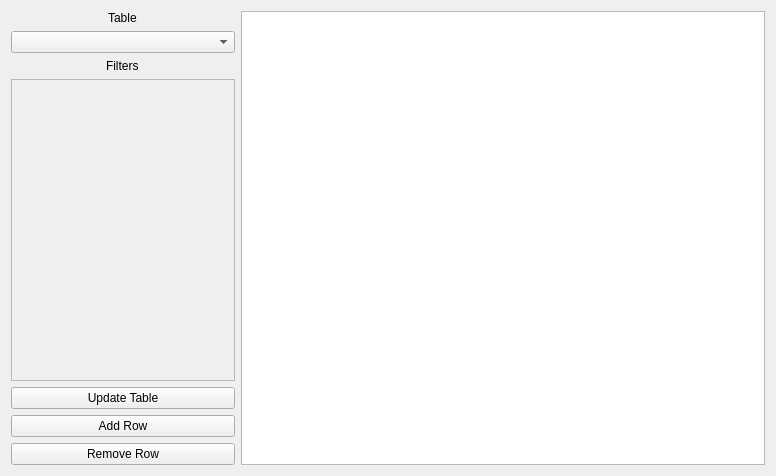
Above: adminsqlmanager.ui from PeteCastle/SoftwareDesignCaseStudy before the change. Below: the same form after it.
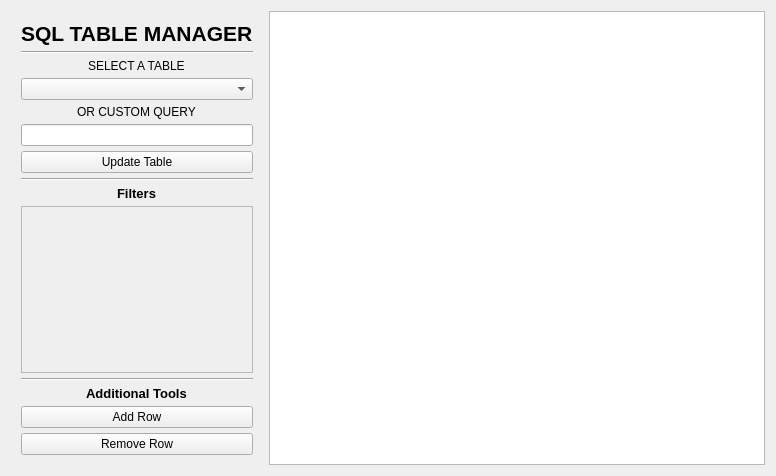
That is the form after the change.

Commit message:
Added Admin Window: SQL Manager
Some bug fixes

Diff of the .ui file:
```diff
--- a/adminsqlmanager.ui
+++ b/adminsqlmanager.ui
@@ -16,18 +16,83 @@
   <layout class="QHBoxLayout" name="horizontalLayout" stretch="30,70">
    <item>
     <layout class="QVBoxLayout" name="verticalLayout">
+     <property name="spacing">
+      <number>5</number>
+     </property>
+     <property name="leftMargin">
+      <number>10</number>
+     </property>
+     <property name="topMargin">
+      <number>10</number>
+     </property>
+     <property name="rightMargin">
+      <number>10</number>
+     </property>
+     <property name="bottomMargin">
+      <number>10</number>
+     </property>
+     <item alignment="Qt::AlignHCenter">
+      <widget class="QLabel" name="label">
+       <property name="font">
+        <font>
+         <pointsize>16</pointsize>
+         <bold>true</bold>
+        </font>
+       </property>
+       <property name="text">
+        <string>SQL TABLE MANAGER</string>
+       </property>
+      </widget>
+     </item>
+     <item>
+      <widget class="Line" name="line">
+       <property name="orientation">
+        <enum>Qt::Horizontal</enum>
+       </property>
+      </widget>
+     </item>
      <item alignment="Qt::AlignHCenter">
       <widget class="QLabel" name="TableLabel">
        <property name="text">
-        <string>Table</string>
+        <string>SELECT A TABLE</string>
        </property>
       </widget>
      </item>
      <item>
       <widget class="QComboBox" name="TableList"/>
      </item>
+     <item alignment="Qt::AlignHCenter">
+      <widget class="QLabel" name="label_2">
+       <property name="text">
+        <string>OR CUSTOM QUERY</string>
+       </property>
+      </widget>
+     </item>
+     <item>
+      <widget class="QLineEdit" name="QueryLineEdit"/>
+     </item>
+     <item>
+      <widget class="QPushButton" name="UpdateButton">
+       <property name="text">
+        <string>Update Table</string>
+       </property>
+      </widget>
+     </item>
+     <item>
+      <widget class="Line" name="line_2">
+       <property name="orientation">
+        <enum>Qt::Horizontal</enum>
+       </property>
+      </widget>
+     </item>
      <item alignment="Qt::AlignHCenter">
       <widget class="QLabel" name="FiltersLabel">
+       <property name="font">
+        <font>
+         <pointsize>10</pointsize>
+         <bold>true</bold>
+        </font>
+       </property>
        <property name="text">
         <string>Filters</string>
        </property>
@@ -43,8 +108,8 @@
          <rect>
           <x>0</x>
           <y>0</y>
-          <width>222</width>
-          <height>290</height>
+          <width>218</width>
+          <height>146</height>
          </rect>
         </property>
         <layout class="QVBoxLayout" name="verticalLayout_2"/>
@@ -52,9 +117,22 @@
       </widget>
      </item>
      <item>
-      <widget class="QPushButton" name="UpdateButton">
+      <widget class="Line" name="line_3">
+       <property name="orientation">
+        <enum>Qt::Horizontal</enum>
+       </property>
+      </widget>
+     </item>
+     <item alignment="Qt::AlignHCenter">
+      <widget class="QLabel" name="label_3">
+       <property name="font">
+        <font>
+         <pointsize>10</pointsize>
+         <bold>true</bold>
+        </font>
+       </property>
        <property name="text">
-        <string>Update Table</string>
+        <string>Additional Tools</string>
        </property>
       </widget>
      </item>
@@ -75,7 +153,11 @@
     </layout>
    </item>
    <item>
-    <widget class="QTableView" name="SQLTable"/>
+    <widget class="QTableView" name="SQLTable">
+     <property name="sortingEnabled">
+      <bool>true</bool>
+     </property>
+    </widget>
    </item>
   </layout>
  </widget>
```
The commit also changes 12 other files.
